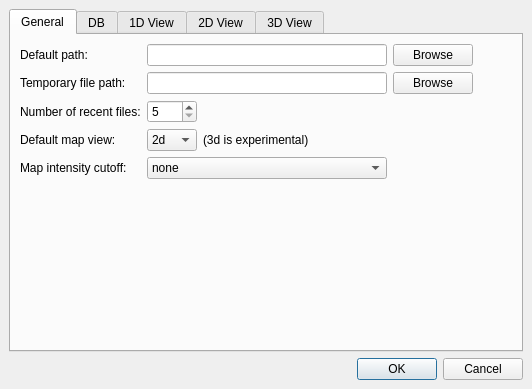
Above: source/VISUAL/DIALOGS/TOPPViewPrefDialog.ui from hroest/flaming-archer before the change. Below: the same form after it.
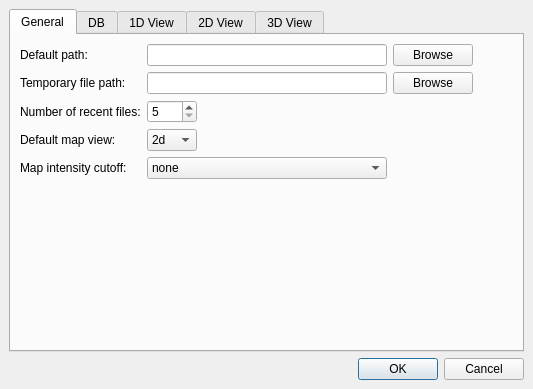
That is the form after the change. Custom widgets are drawn as their Qt base class.

Commit message: Added advanced parameter handling to DefaultParamHandlerDocumenter; changes to 3D view due to Qt 4.3 implementation of renderText(x,y,z,...); minor other changes

Patch:
```diff
--- a/source/VISUAL/DIALOGS/TOPPViewPrefDialog.ui
+++ b/source/VISUAL/DIALOGS/TOPPViewPrefDialog.ui
@@ -5,7 +5,7 @@
    <rect>
     <x>0</x>
     <y>0</y>
-    <width>532</width>
+    <width>533</width>
     <height>389</height>
    </rect>
   </property>
@@ -48,13 +48,6 @@
          </property>
         </spacer>
        </item>
-       <item row="3" column="2" >
-        <widget class="QLabel" name="label_14" >
-         <property name="text" >
-          <string>(3d is experimental)</string>
-         </property>
-        </widget>
-       </item>
        <item row="1" column="0" >
         <widget class="QLabel" name="label_6" >
          <property name="text" >
```
The commit also changes 5 other files.
